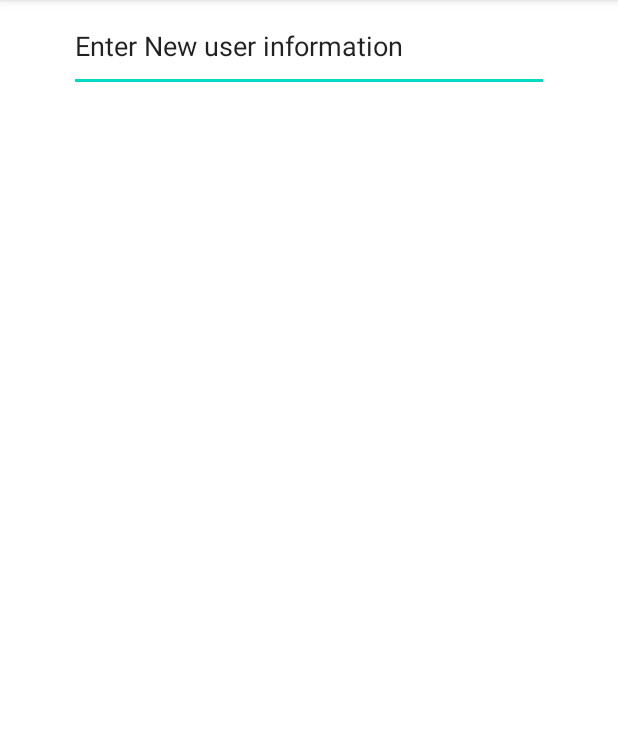
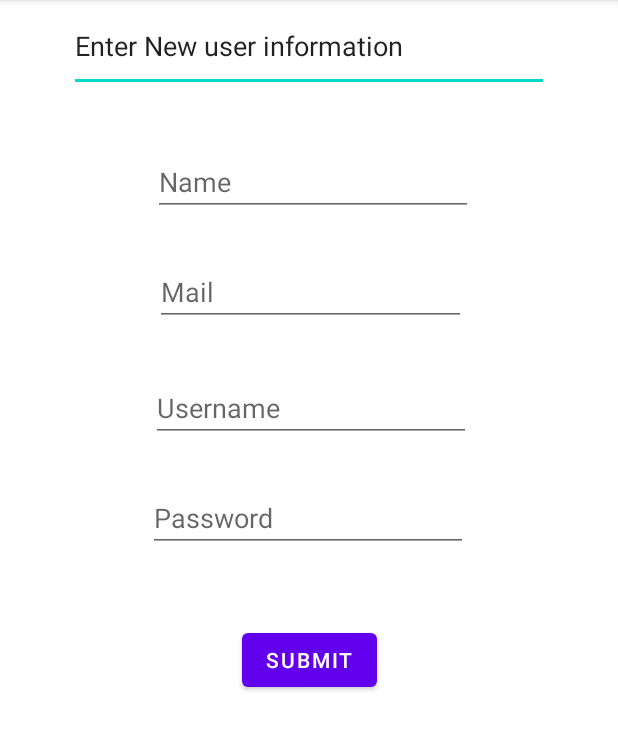
Before and after one commit to BhsSTEM/TeamHoney_SprayerReporting_2022, an Android app: the AddUser screen opened directly, with no data from a screen before it, on a phone screen of 412 x 824 dp, the part 84-834 px from its top. Run offline under Robolectric (Android 15) with nearby library versions, the phone set to English and light mode, and no system bars.

Commit message:
Created new user information page.

```diff
--- a/app/src/main/java/com/example/teamhoney_sprayerreporting_2022/AddUser.java
+++ b/app/src/main/java/com/example/teamhoney_sprayerreporting_2022/AddUser.java
@@ -2,13 +2,68 @@ package com.example.teamhoney_sprayerreporting_2022;
 
 import androidx.appcompat.app.AppCompatActivity;
 
+import android.content.Context;
 import android.os.Bundle;
+import android.view.View;
+import android.widget.Button;
+import android.widget.EditText;
+
+import java.io.FileOutputStream;
 
 public class AddUser extends AppCompatActivity {
+    String name;
+    String email;
+    String username;
+    String password;
+
+    Button submitButton;
+
+    EditText nameInput;
+    EditText emailInput;
+    EditText usernameInput;
+    EditText passwordInput;
 
     @Override
     protected void onCreate(Bundle savedInstanceState) {
         super.onCreate(savedInstanceState);
         setContentView(R.layout.activity_add_user);
+        nameInput = (EditText) findViewById(R.id.editName);
+        emailInput = (EditText) findViewById(R.id.editTexEmail);
+        usernameInput = (EditText) findViewById(R.id.editTextUsername);
+        passwordInput = (EditText) findViewById(R.id.editTextPassword);
+
+        submitButton = (Button) findViewById(R.id.button2);
+        submitButton.setOnClickListener(new View.OnClickListener(){
+            @Override
+            public void onClick(View v) {
+                name = nameInput.getText().toString();
+                email = emailInput.getText().toString();
+                username = usernameInput.getText().toString();
+                password = passwordInput.getText().toString();
+            }
+            public void saveInfo(View view){
+                String File = "Admin_info.csv";
+                name = nameInput.getText().toString();
+                email = emailInput.getText().toString();
+                username = usernameInput.getText().toString();
+                password = passwordInput.getText().toString();
+                try{
+                    FileOutputStream out = openFileOutput(File, Context.MODE_APPEND);
+                    out.write(name.getBytes());
+                    out.write(email.getBytes());
+                    out.write(username.getBytes());
+                    out.write(password.getBytes());;
+                    out.close();
+                }
+                catch(Exception e) {
+                e.printStackTrace();
+                }
+
+
+
+            }
+        });
+
+
+        }
     }
-}
--- a/app/src/main/res/layout/activity_add_user.xml
+++ b/app/src/main/res/layout/activity_add_user.xml
@@ -8,7 +8,7 @@
     tools:context=".MainActivity">
 
     <EditText
-        android:id="@+id/editTextTextPersonName"
+        android:id="@+id/editName"
         android:layout_width="320dp"
         android:layout_height="61dp"
         android:ems="10"
@@ -18,4 +18,66 @@
         app:layout_constraintStart_toStartOf="parent"
         app:layout_constraintTop_toTopOf="parent" />
 
+    <EditText
+        android:id="@+id/editTexEmail"
+        android:layout_width="wrap_content"
+        android:layout_height="wrap_content"
+        android:layout_marginBottom="28dp"
+        android:ems="10"
+        android:hint="Name"
+        android:inputType="textEmailAddress"
+        app:layout_constraintBottom_toTopOf="@+id/editTextPassword"
+        app:layout_constraintEnd_toEndOf="parent"
+        app:layout_constraintHorizontal_bias="0.512"
+        app:layout_constraintStart_toStartOf="parent" />
+
+    <EditText
+        android:id="@+id/editTextUsername"
+        android:layout_width="wrap_content"
+        android:layout_height="wrap_content"
+        android:layout_marginBottom="28dp"
+        android:ems="10"
+        android:hint="Username"
+        android:inputType="textPersonName"
+        app:layout_constraintBottom_toTopOf="@+id/editTextTextPersonName3"
+        app:layout_constraintEnd_toEndOf="parent"
+        app:layout_constraintHorizontal_bias="0.507"
+        app:layout_constraintStart_toStartOf="parent" />
+
+    <EditText
+        android:id="@+id/editTextPassword"
+        android:layout_width="207dp"
+        android:layout_height="45dp"
+        android:layout_marginBottom="32dp"
+        android:ems="10"
+        android:hint="Mail"
+        android:inputType="textPersonName"
+        app:layout_constraintBottom_toTopOf="@+id/editTextUsername"
+        app:layout_constraintEnd_toEndOf="parent"
+        app:layout_constraintHorizontal_bias="0.504"
+        app:layout_constraintStart_toStartOf="parent" />
+
+    <EditText
+        android:id="@+id/editTextTextPersonName3"
+        android:layout_width="wrap_content"
+        android:layout_height="wrap_content"
+        android:layout_marginBottom="48dp"
+        android:ems="10"
+        android:hint="Password"
+        android:inputType="textPersonName"
+        app:layout_constraintBottom_toTopOf="@+id/button2"
+        app:layout_constraintEnd_toEndOf="parent"
+        app:layout_constraintHorizontal_bias="0.497"
+        app:layout_constraintStart_toStartOf="parent" />
+
+    <Button
+        android:id="@+id/button2"
+        android:layout_width="wrap_content"
+        android:layout_height="wrap_content"
+        android:layout_marginBottom="304dp"
+        android:text="Submit"
+        app:layout_constraintBottom_toBottomOf="parent"
+        app:layout_constraintEnd_toEndOf="parent"
+        app:layout_constraintStart_toStartOf="parent" />
+
 </androidx.constraintlayout.widget.ConstraintLayout>
```
